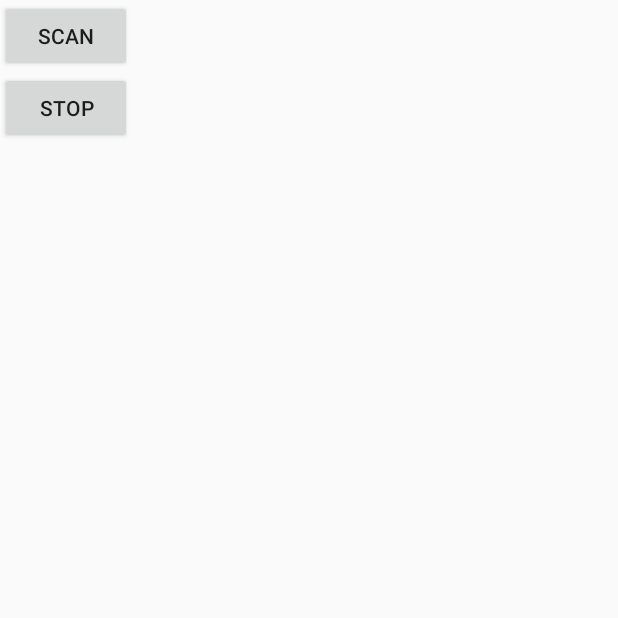
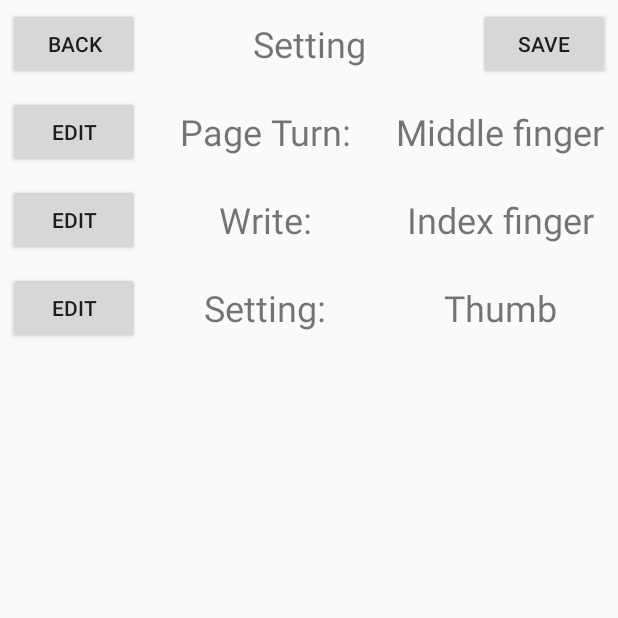
Before and after one commit to DHPO/4DTouch, an Android app: the screen it shows after launch (BluetoothConnectActivity before the commit, UserSettingActivity after it), on a phone screen of 412 x 824 dp, the top half of it. Run offline under Robolectric (Android 15) with nearby library versions, the phone set to English and light mode, and no system bars.

Commit message:
user setting

```diff
--- /dev/null
+++ b/PDFReader/app/src/main/java/com/example/xzt/pdfreader/Data.java
@@ -0,0 +1,30 @@
+package com.example.xzt.pdfreader;
+
+/**
+ * Created by xzt on 2018/6/7.
+ */
+
+import android.app.Application;
+
+public class Data extends Application{
+    public static int pageturnKey=2;
+    public static int writeKey=1;
+    public static int settingKey=0;
+    public static boolean[] isFingerPress={false,false,false,false,false};
+    public static String getFinger(int key){
+        switch(key){
+            case 0:
+                return "Thumb";
+            case 1:
+                return "Index finger";
+            case 2:
+                return "Middle finger";
+            case 3:
+                return "Ring finger";
+            case 4:
+                return "Little finger";
+            default:
+                return "Error";
+        }
+    }
+}
--- /dev/null
+++ b/PDFReader/app/src/main/java/com/example/xzt/pdfreader/UserSettingActivity.java
@@ -0,0 +1,111 @@
+package com.example.xzt.pdfreader;
+
+import android.content.Intent;
+import android.os.Bundle;
+import android.support.v7.app.AppCompatActivity;
+import android.view.View;
+import android.widget.Button;
+import android.widget.TextView;
+
+import org.w3c.dom.Text;
+
+public class UserSettingActivity extends AppCompatActivity {
+
+    private int pageturnKey;
+    private int writeKey;
+    private int settingKey;
+
+    @Override
+    protected void onCreate(Bundle savedInstanceState) {
+        super.onCreate(savedInstanceState);
+        setContentView(R.layout.activity_user_setting);
+
+        pageturnKey = Data.pageturnKey;
+        writeKey=Data.writeKey;
+        settingKey=Data.settingKey;
+
+        Button backButton=(Button)findViewById(R.id.title_back);
+        Button saveButton=(Button)findViewById(R.id.title_save);
+        Button pageturnEditButton=(Button)findViewById(R.id.setting_pageturn_button);
+        Button writeEditButton=(Button)findViewById(R.id.setting_write_button);
+        Button settingEditButton=(Button)findViewById(R.id.setting_setting_button);
+
+        TextView pageturnText=(TextView)findViewById(R.id.setting_pageturn_text);
+        TextView writeText=(TextView)findViewById(R.id.setting_write_text);
+        TextView settingText=(TextView)findViewById(R.id.setting_setting_text);
+
+        final Data data=(Data)getApplication();
+        pageturnText.setText(data.getFinger(pageturnKey));
+        writeText.setText(data.getFinger(writeKey));
+        settingText.setText(data.getFinger(settingKey));
+
+        backButton.setOnClickListener(new View.OnClickListener() {
+            @Override
+            public void onClick(View v) {
+                finish();
+            }
+        });
+
+        saveButton.setOnClickListener(new View.OnClickListener() {
+            @Override
+            public void onClick(View v) {
+                Data.pageturnKey=pageturnKey;
+                Data.writeKey=writeKey;
+                Data.settingKey=settingKey;
+            }
+        });
+
+        pageturnEditButton.setOnClickListener(new View.OnClickListener() {
+            @Override
+            public void onClick(View v) {
+                Intent intent=new Intent(UserSettingActivity.this,SettingClickActivity.class);
+                intent.putExtra("op","pageturn");
+                startActivityForResult(intent,1);
+            }
+        });
+
+        writeEditButton.setOnClickListener(new View.OnClickListener() {
+            @Override
+            public void onClick(View v) {
+                Intent intent=new Intent(UserSettingActivity.this,SettingClickActivity.class);
+                intent.putExtra("op","write");
+                startActivityForResult(intent,1);
+            }
+        });
+
+        settingEditButton.setOnClickListener(new View.OnClickListener() {
+            @Override
+            public void onClick(View v) {
+                Intent intent=new Intent(UserSettingActivity.this,SettingClickActivity.class);
+                intent.putExtra("op","setting");
+                startActivityForResult(intent,1);
+            }
+        });
+
+    }
+
+    @Override
+    protected void onActivityResult(int requestCode, int resultCode, Intent data) {
+        switch(requestCode){
+            case 1:
+                if(resultCode==RESULT_OK){
+                    String op=data.getStringExtra("op");
+                    int key=data.getIntExtra("key",0);
+                    if(op.equals("pageturn")){
+                        pageturnKey=key;
+                    }
+                    else if(op.equals("write")){
+                        writeKey=key;
+                    }
+                    else if(op.equals("setting")){
+                        settingKey=key;
+                    }
+                }
+                break;
+            default:
+                return;
+        }
+
+    }
+
+}
--- /dev/null
+++ b/PDFReader/app/src/main/res/layout/activity_user_setting.xml
@@ -0,0 +1,134 @@
+<?xml version="1.0" encoding="utf-8"?>
+<LinearLayout xmlns:android="http://schemas.android.com/apk/res/android"
+    android:layout_width="match_parent"
+    android:layout_height="wrap_content"
+    android:orientation="vertical">
+
+    <LinearLayout xmlns:android="http://schemas.android.com/apk/res/android"
+        android:layout_width="match_parent"
+        android:layout_height="wrap_content">
+
+        <Button
+            android:id="@+id/title_back"
+            android:layout_width="wrap_content"
+            android:layout_height="wrap_content"
+            android:layout_gravity="center"
+            android:layout_margin="5dip"
+            android:text="Back" />
+        <TextView
+            android:id="@+id/title_text"
+            android:layout_width="0dip"
+            android:layout_height="wrap_content"
+            android:layout_gravity="center"
+            android:layout_weight="1"
+            android:gravity="center"
+            android:text="Setting"
+            android:textSize="24sp"/>
+        <Button
+            android:id="@+id/title_save"
+            android:layout_width="wrap_content"
+            android:layout_height="wrap_content"
+            android:layout_gravity="center"
+            android:layout_margin="5dip"
+            android:text="Save" />
+
+    </LinearLayout>
+
+    <LinearLayout xmlns:android="http://schemas.android.com/apk/res/android"
+        android:layout_width="match_parent"
+        android:layout_height="wrap_content"
+        android:orientation="vertical">
+
+        <LinearLayout xmlns:android="http://schemas.android.com/apk/res/android"
+            android:layout_width="match_parent"
+            android:layout_height="wrap_content">
+            <Button
+                android:id="@+id/setting_pageturn_button"
+                android:layout_width="wrap_content"
+                android:layout_height="wrap_content"
+                android:layout_gravity="center"
+                android:layout_margin="5dip"
+                android:text="Edit" />
+            <TextView
+                android:layout_width="0dip"
+                android:layout_height="wrap_content"
+                android:layout_gravity="center"
+                android:layout_weight="1"
+                android:gravity="center"
+                android:text="Page Turn:"
+                android:textSize="24sp"/>
+            <TextView
+                android:id="@+id/setting_pageturn_text"
+                android:layout_width="0dip"
+                android:layout_height="wrap_content"
+                android:layout_gravity="center"
+                android:layout_weight="1"
+                android:gravity="center"
+                android:text="."
+                android:textSize="24sp"/>
+        </LinearLayout>
+
+        <LinearLayout xmlns:android="http://schemas.android.com/apk/res/android"
+            android:layout_width="match_parent"
+            android:layout_height="wrap_content">
+            <Button
+                android:id="@+id/setting_write_button"
+                android:layout_width="wrap_content"
+                android:layout_height="wrap_content"
+                android:layout_gravity="center"
+                android:layout_margin="5dip"
+                android:text="Edit" />
+            <TextView
+                android:layout_width="0dip"
+                android:layout_height="wrap_content"
+                android:layout_gravity="center"
+                android:layout_weight="1"
+                android:gravity="center"
+                android:text="Write:"
+                android:textSize="24sp"/>
+            <TextView
+                android:id="@+id/setting_write_text"
+                android:layout_width="0dip"
+                android:layout_height="wrap_content"
+                android:layout_gravity="center"
+                android:layout_weight="1"
+                android:gravity="center"
+                android:text="."
+                android:textSize="24sp"/>
+        </LinearLayout>
+
+        <LinearLayout xmlns:android="http://schemas.android.com/apk/res/android"
+            android:layout_width="match_parent"
+            android:layout_height="wrap_content">
+            <Button
+                android:id="@+id/setting_setting_button"
+                android:layout_width="wrap_content"
+                android:layout_height="wrap_content"
+                android:layout_gravity="center"
+                android:layout_margin="5dip"
+                android:text="Edit" />
+            <TextView
+                android:layout_width="0dip"
+                android:layout_height="wrap_content"
+                android:layout_gravity="center"
+                android:layout_weight="1"
+                android:gravity="center"
+                android:text="Setting:"
+                android:textSize="24sp"/>
+            <TextView
+                android:id="@+id/setting_setting_text"
+                android:layout_width="0dip"
+                android:layout_height="wrap_content"
+                android:layout_gravity="center"
+                android:layout_weight="1"
+                android:gravity="center"
+                android:text="."
+                android:textSize="24sp"/>
+        </LinearLayout>
+
+
+
+    </LinearLayout>
+
+
+</LinearLayout>
--- a/PDFReader/app/src/main/res/values/strings.xml
+++ b/PDFReader/app/src/main/res/values/strings.xml
@@ -4,4 +4,6 @@
     <string name="hello_world">Hello world!</string>
     <string name="action_settings">Settings</string>
     <string name="title_activity_bluetooth_connect">BluetoothConnect</string>
+    <string name="title_activity_user_setting">Setting</string>
+    <string name="title_activity_setting_click">SettingClickActivity</string>
 </resources>
```
Also changed, not shown: PDFReader/app/src/main/AndroidManifest.xml (+12 -0 lines), PDFReader/app/src/main/java/com/example/xzt/pdfreader/BluetoothConnectActivity.java (+13 -1 lines), PDFReader/app/src/main/java/com/example/xzt/pdfreader/SettingClickActivity.java (added, +50 -0 lines), PDFReader/app/src/main/res/layout/activity_setting_click.xml (added, +40 -0 lines).
